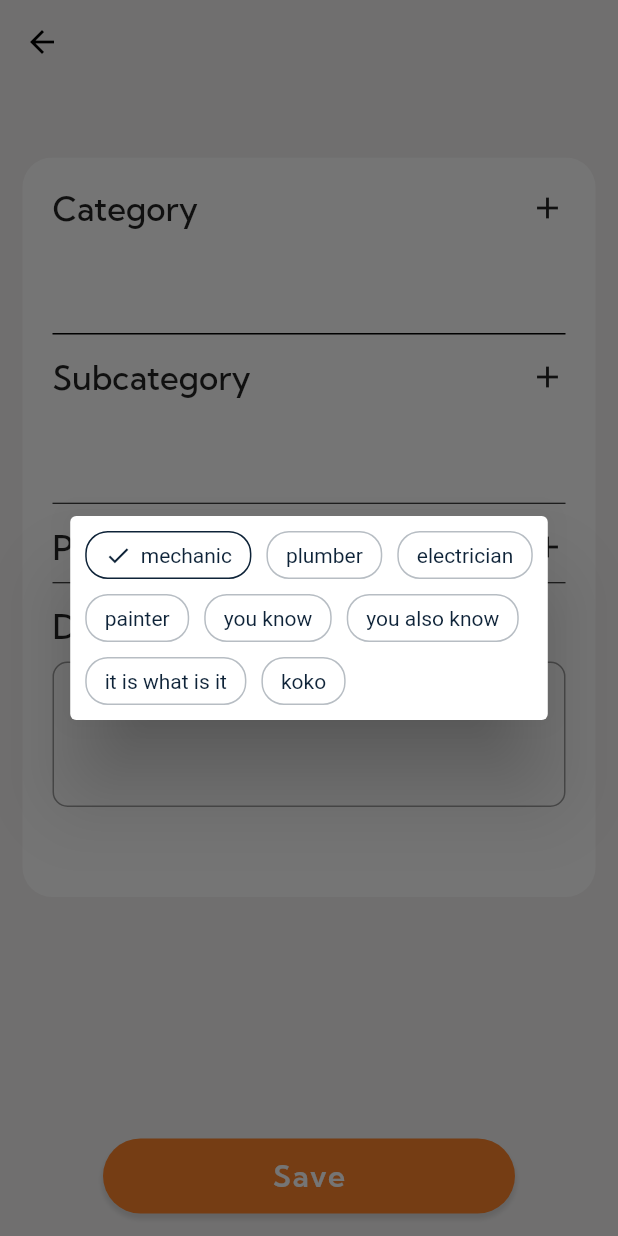
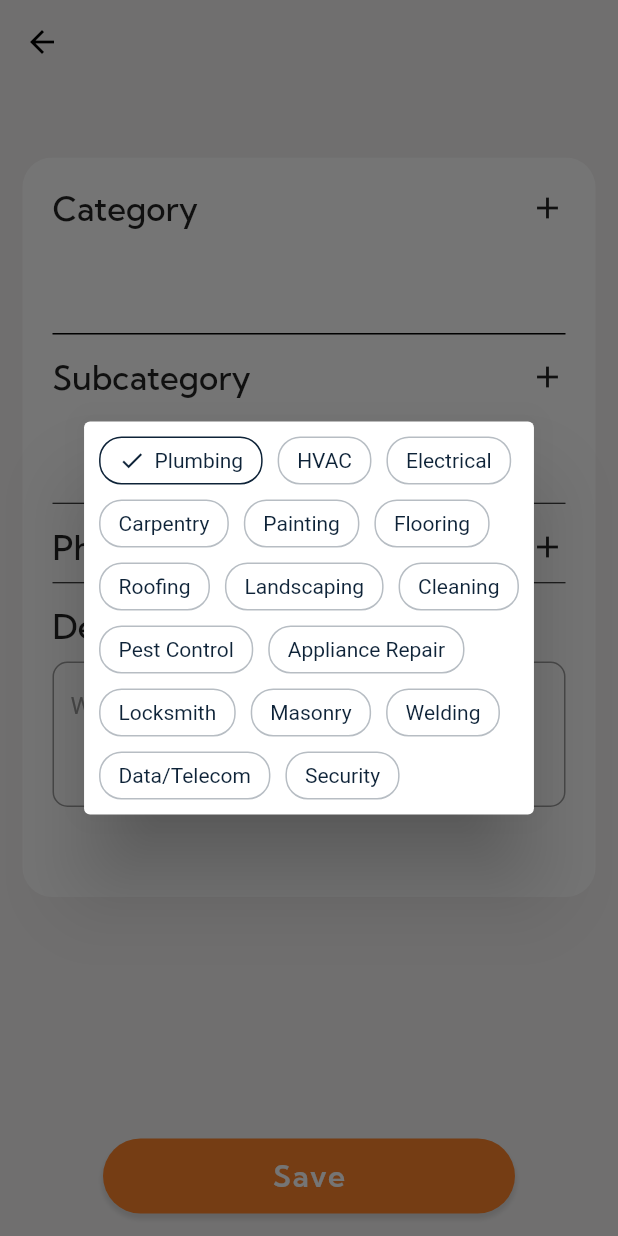
Before and after one commit to YacineHekkas/Crafty-mobile-application, a Flutter app: the screen it shows after launch, item 2 of the bottom bar chosen, after a tap on the "add" icon, on a phone screen of 412 x 824 dp. Run offline on Flutter 3.47's test engine with Material 2 defaults, Android fonts, the light colour scheme and no system bars; our stand-ins replace anim_search_bar, chips_choice_null_safety, dartz, firebase_core, firebase_messaging, flutter_bloc and 10 more; accounts and stored records are empty.

Commit message:
feat: use a global categories list
Signed-off-by: svoboda18 <dev.svoboda18@gmail.com>

```diff
--- a/lib/core/global/global.dart
+++ b/lib/core/global/global.dart
@@ -1,10 +1,17 @@
-
 import 'package:flutter/cupertino.dart';
 
 import 'package:timeago/timeago.dart';
 
-class AppConst{
+class Category {
+  final String name;
+  final List<String> subcategories;
 
+  Category({required this.name, required this.subcategories }) {
+    subcategories.insert(0, 'All');
+  }
+}
+
+class AppConst {
   static const Color bleu = Color(0xff2d7bd8);
   static const Color skyBlue = Color(0xffd0e7fe);
   static const Color darkBlue = Color(0xff0E2338);
@@ -12,42 +19,190 @@ class AppConst{
   static const Color orong = Color(0xffff842B);
   static const Color gray = Color(0x64dedbdb);
   static const Color textColor = Color(0xff4F4F4F);
+  static List<Category> categories = [
+    Category(
+      name: 'Plumbing',
+      subcategories: ['Drain cleaning', 'Pipe repair', 'Fixture installation'],
+    ),
+    Category(
+      name: 'HVAC',
+      subcategories: ['Air conditioning', 'Heating', 'Ventilation'],
+    ),
+    Category(
+      name: 'Electrical',
+      subcategories: [
+        'Wiring',
+        'Lighting',
+        'Panel upgrades',
+        'Generator installation',
+      ],
+    ),
+    Category(
+      name: 'Carpentry',
+      subcategories: [
+        'Framing',
+        'Trim work',
+        'Deck building',
+        'Furniture assembly',
+      ],
+    ),
+    Category(
+      name: 'Painting',
+      subcategories: [
+        'Interior painting',
+        'Exterior painting',
+        'Drywall repair'
+      ],
+    ),
+    Category(
+      name: 'Flooring',
+      subcategories: [
+        'Tile installation',
+        'Hardwood installation',
+        'Carpet installation',
+      ],
+    ),
+    Category(
+      name: 'Roofing',
+      subcategories: ['Roof repair', 'Roof replacement', 'Gutter installation'],
+    ),
+    Category(
+      name: 'Landscaping',
+      subcategories: ['Lawn care', 'Tree trimming', 'Hardscaping'],
+    ),
+    Category(
+      name: 'Cleaning',
+      subcategories: [
+        'Residential cleaning',
+        'Commercial cleaning',
+        'Window cleaning',
+      ],
+    ),
+    Category(
+      name: 'Pest Control',
+      subcategories: ['Insect control', 'Rodent control', 'Wildlife removal'],
+    ),
+    Category(
+      name: 'Appliance Repair',
+      subcategories: [
+        'Refrigerator repair',
+        'Dishwasher repair',
+        'Washing machine repair',
+        'Dryer repair',
+      ],
+    ),
+    Category(
+      name: 'Locksmith',
+      subcategories: ['Lock repair', 'Lock installation', 'Key duplication'],
+    ),
+    Category(
+      name: 'Masonry',
+      subcategories: ['Brickwork', 'Stone work', 'Concrete repair'],
+    ),
+    Category(
+      name: 'Welding',
+      subcategories: [
+        'Metal fabrication',
+        'Repair welding',
+        'Structural welding',
+      ],
+    ),
+    Category(
+      name: 'Data/Telecom',
+      subcategories: [
+        'Network installation',
+        'Phone system setup',
+        'Fiber optic installation',
+      ],
+    ),
+    Category(
+      name: 'Security',
+      subcategories: [
+        'Alarm system installation',
+        'CCTV installation',
+        'Access control installation',
+      ],
+    ),
+  ];
 
   static const String appName = 'Yeffker';
   static const String font = 'Kumbh_Sans';
-  static const String feedCardText = 'Explore the best of work,\nif you know you know    .';
+  static const String feedCardText =
+      'Explore the best of work,\nif you know you know    .';
 }
 
-class PageConst{
-  static const String singUpPage='singUpPage';
-  static const String singInPage='singInPage';
-  static const String introductionScreen='introductionScreen';
+class PageConst {
+  static const String singUpPage = 'singUpPage';
+  static const String singInPage = 'singInPage';
+  static const String introductionScreen = 'introductionScreen';
 }
-class PageName{
-  static const String singUpPage='SingUpScreen';
+
+class PageName {
+  static const String singUpPage = 'SingUpScreen';
 }
-class ConstStrings{
-  static String descCategory = 'Lorem Ipsum is simply dummy text of the printing and typesetting industry';
+
+class ConstStrings {
+  static String descCategory =
+      'Lorem Ipsum is simply dummy text of the printing and typesetting industry';
 }
 
 class TimeagoSettings implements LookupMessages {
-  final dayData = { "1" : "Mon", "2" : "Tue", "3" : "Wed", "4" : "Thur", "5" : "Fri", "6" : "Sat", "7" : "Sun" };
-  final monthData = { "1" : "Jan", "2" : "Feb", "3" : "Mar", "4" : "Apr", "5" : "May", "6" : "June", "7" : "Jul", "8" : "Aug", "9" : "Sep", "10" : "Oct", "11" : "Nov", "12" : "Dec" };
+  final dayData = {
+    "1": "Mon",
+    "2": "Tue",
+    "3": "Wed",
+    "4": "Thur",
+    "5": "Fri",
+    "6": "Sat",
+    "7": "Sun"
+  };
+  final monthData = {
+    "1": "Jan",
+    "2": "Feb",
+    "3": "Mar",
+    "4": "Apr",
+    "5": "May",
+    "6": "June",
+    "7": "Jul",
+    "8": "Aug",
+    "9": "Sep",
+    "10": "Oct",
+    "11": "Nov",
+    "12": "Dec"
+  };
 
-  @override String prefixAgo() => '';
-  @override String prefixFromNow() => '';
-  @override String suffixAgo() => '';
-  @override String suffixFromNow() => '';
-  @override String lessThanOneMinute(int seconds) => 'now';
-  @override String aboutAMinute(int minutes) => '1m';
-  @override String minutes(int minutes) => '${minutes}m';
-  @override String aboutAnHour(int minutes) => '1h';
-  @override String hours(int hours) => '${hours}h';
-  @override String aDay(int hours) => 'yesterday';
-  @override String days(int days) => dayData['${DateTime.now().subtract(Duration(days: days)).weekday}']!;
-  @override String aboutAMonth(int days) => 'last month';
-  @override String months(int months) => monthData['${DateTime.now().subtract(Duration(days: months * 31)).weekday}']!;
-  @override String aboutAYear(int year) => '${year}y';
-  @override String years(int years) => '${years}y';
-  @override String wordSeparator() => ' ';
+  @override
+  String prefixAgo() => '';
+  @override
+  String prefixFromNow() => '';
+  @override
+  String suffixAgo() => '';
+  @override
+  String suffixFromNow() => '';
+  @override
+  String lessThanOneMinute(int seconds) => 'now';
+  @override
+  String aboutAMinute(int minutes) => '1m';
+  @override
+  String minutes(int minutes) => '${minutes}m';
+  @override
+  String aboutAnHour(int minutes) => '1h';
+  @override
+  String hours(int hours) => '${hours}h';
+  @override
+  String aDay(int hours) => 'yesterday';
+  @override
+  String days(int days) =>
+      dayData['${DateTime.now().subtract(Duration(days: days)).weekday}']!;
+  @override
+  String aboutAMonth(int days) => 'last month';
+  @override
+  String months(int months) => monthData[
+      '${DateTime.now().subtract(Duration(days: months * 31)).weekday}']!;
+  @override
+  String aboutAYear(int year) => '${year}y';
+  @override
+  String years(int years) => '${years}y';
+  @override
+  String wordSeparator() => ' ';
 }
--- a/lib/core/util/notification.dart
+++ b/lib/core/util/notification.dart
@@ -17,13 +17,8 @@ class Notificaion {
     description: 'Recieved messages notifications',
     importance: Importance.max,
   );
-  static bool notifSetup = false;
 
   static Future<void> setupNotificaion() async {
-    if (notifSetup) {
-      return;
-    }
-
     await Firebase.initializeApp(
       options: DefaultFirebaseOptions.currentPlatform,
     );
@@ -68,8 +63,6 @@ class Notificaion {
       bloc.add(LoadConversationsEvent(forceNetworkFetch: true));
       bloc.add(LoadMessagesEvent(id: id, forceNetworkFetch: true));
     });
-
-    notifSetup = true;
   }
 
   static void showNotification(RemoteMessage message) {
--- a/lib/core/util/server.dart
+++ b/lib/core/util/server.dart
@@ -6,9 +6,7 @@ class Server {
     'https://crafty-server.azurewebsites.net/api/v1',
     defaultHeaders: {
       'Authorization':
-
-     'ggg eyJhbGciOiJIUzI1NiIsInR5cCI6IkpXVCJ9.eyJpZCI6IjYyMmIxMTM4YzFhYTJkOWQ5OGVkMzdiMCIsImlhdCI6MTY3OTIyNTM0NiwiZXhwIjoxNzEwNzgyOTQ2fQ.wsa4ZZfuf2ygO4VMpTfk8nFPXQzkSHjo2psiWKlOP5A'
-
+     'gg eyJhbGciOiJIUzI1NiIsInR5cCI6IkpXVCJ9.eyJpZCI6ImMzMTJkYmJjYTRlNGFhOTdkZDMxYWVhMiIsImlhdCI6MTY3OTY2ODE2NywiZXhwIjoxNzExMjI1NzY3fQ.R3CAE1dEbYKCAvRr2Ayzt9DM5klpuSkPSZeoqoehlyo'
     });
   static final qlClient = GraphQLClient(
     link: apiLink,
--- a/lib/features/home/data/data_sources/remot_data_source/data_source_impl.dart
+++ b/lib/features/home/data/data_sources/remot_data_source/data_source_impl.dart
@@ -21,8 +21,10 @@ class DataSourceImpl implements DataSource {
   @override
   Future<ServicesModel> getServicesData(String filterCategory,String filterSubCategory) async {
     try {
+      myMap = {};
       checkFilter('category',filterCategory);
       checkFilter('subcategory',filterSubCategory);
+      print(myMap.entries);
       final res = await server.fetchData(
           '''
                     query Items(\$filter: FilterFindManyServiceInput) {
@@ -104,7 +106,7 @@ class DataSourceImpl implements DataSource {
         author: e.author,
         category: e.category,
         subcategory: e.subcategory,
-        // images: e.images,
+        images: e.images,
         description: e.description,
         reviewCount: e.reviewCount,
         reviews: e.reviews,
--- a/lib/features/home/domain/entities/service_entitie.dart
+++ b/lib/features/home/domain/entities/service_entitie.dart
@@ -7,7 +7,7 @@ class ServiceEntity{
     required this.author,
     required this.category,
     required this.subcategory,
-   // required this.images,
+    required this.images,
     required this.description,
     required this.reviewCount,
     required this.reviews,
@@ -18,7 +18,7 @@ class ServiceEntity{
    final String author;
    final String category;
    final String subcategory;
-  // final Images images;
+   final Images images;
    final String description;
    final int reviewCount;
    final Reviews reviews;
--- a/lib/features/home/presentation/pages/add_service_pages/add_service_page.dart
+++ b/lib/features/home/presentation/pages/add_service_pages/add_service_page.dart
@@ -25,26 +25,6 @@ class _CreateServiceScreenState extends State<CreateServiceScreen> {
   String description = '';
   bool showMessg = false;
   List<XFile> images = [];
-
-
-  // this is tempo shiiti
-  List<String> categoryList = [
-    'mechanic',
-    'plumber',
-    'electrician',
-    'painter',
-    'you know',
-    'you also know',
-    'it is what is it',
-    'koko'
-  ];
-  List<String> subCategoryList = [
-    'car painter',
-    'general',
-    'motors',
-    'liquid',
-    'body'
-  ];
 
   final _focusNode = FocusNode();
   bool _isKeyboardVisible = false;
@@ -394,19 +374,19 @@ class _CreateServiceScreenState extends State<CreateServiceScreen> {
                 setState(() {
                   if (itsCategory) {
                     categoryTag = value;
-                    category = categoryList[categoryTag].toString();
+                    category = AppConst.categories[categoryTag].name;
                     if (category != '') {
                       showMessg = false;
                     }
                   } else {
                     subCategoryTag = value;
-                    subCategory = subCategoryList[subCategoryTag].toString();
+                    subCategory = AppConst.categories[categoryTag].subcategories[subCategoryTag];
                   }
                   Navigator.pop(context);
                 });
               },
               choiceItems: C2Choice.listFrom(
-                source: itsCategory ? categoryList : subCategoryList,
+                source: itsCategory ? AppConst.categories.map((e) => e.name).toList() : AppConst.categories[categoryTag].subcategories.sublist(1),
                 value: (i, v) => i,
                 label: (i, v) => v,
               ),
--- a/lib/features/home/presentation/pages/home_page/home_screen.dart
+++ b/lib/features/home/presentation/pages/home_page/home_screen.dart
@@ -54,29 +54,18 @@ class HomeScreen extends StatelessWidget {
                           SizedBox(
                             height: 210,
                             child:
-                            ListView(
+                            ListView.builder(
+                              itemCount: AppConst.categories.length,
+                              itemBuilder: (context, index) =>                                 GestureDetector(
+                                  onTap: () {
+                                    callData(AppConst.categories[index].name,context);
+                                    Navigator.push(context, MaterialPageRoute(builder: (context) =>
+                                        CategoryScreen(categoryName: AppConst.categories[index].name,)));
+                                  },
+                                  child: CardWidget(categoryName: AppConst.categories[index].name, imgPath: 'assets/images/img1.png',),
+                                ),
                               scrollDirection: Axis.horizontal,
                               padding: const EdgeInsets.all(8),
-                              children: [
-                                GestureDetector(
-                                  onTap: () {
-                                    callData('mecanicien',context);
-                                    Navigator.push(context, MaterialPageRoute(builder: (context) =>
-                                        CategoryScreen(categoryName: 'mecanicien',)));
-                                  },
-                                  child: const CardWidget(categoryName: 'Mechanique', imgPath: 'assets/images/img1.png',),
-                                ),
-                                GestureDetector(
-                                  onTap: () {
-                                    callData('plombier',context);
-                                    Navigator.push(context, MaterialPageRoute(builder: (context)
-                                    => CategoryScreen(categoryName: 'plombier',)));
-                                  },
-                                  child:const CardWidget(categoryName: 'Plombier', imgPath: 'assets/images/img1.png',),
-                                ),
-                                const CardWidget(categoryName: 'Electrician', imgPath: 'assets/images/img1.png',),
-                                const CardWidget(categoryName: 'carpenter', imgPath: 'assets/images/img1.png',),
-                              ],
                             ),
                           ),
                           space(),
```
Also changed, not shown: lib/core/global/Category.dart (deleted, +0 -19 lines), lib/features/home/data/models/Services_model.dart (+40 -86 lines), lib/features/home/presentation/pages/services_pages/category_screen.dart (+3 -16 lines), lib/features/home/presentation/pages/services_pages/service_details.dart (+9 -27 lines), lib/features/home/presentation/widgets/category_card.dart (+3 -6 lines), 3 other files.
